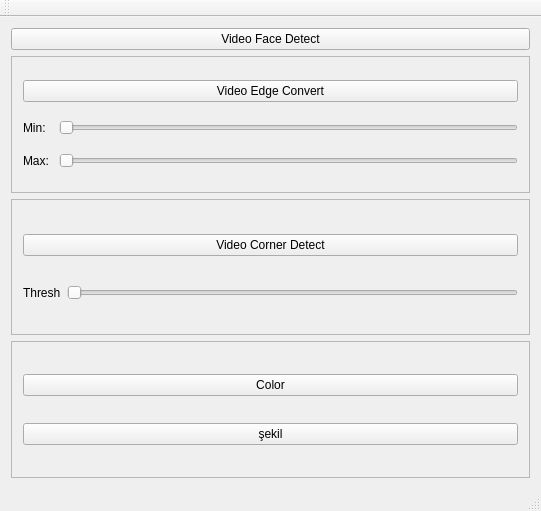
The window that mainwindow.ui (iegrsy/opencv) describes before a commit, drawn with Qt 5.
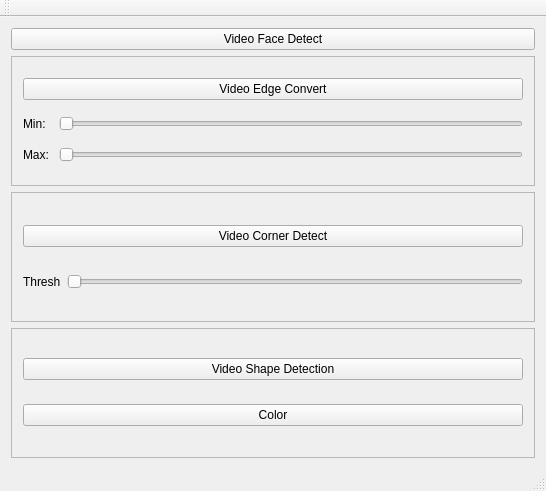
The same window after the commit.

The edit to the form file:
```diff
--- a/mainwindow.ui
+++ b/mainwindow.ui
@@ -6,8 +6,8 @@
    <rect>
     <x>0</x>
     <y>0</y>
-    <width>541</width>
-    <height>511</height>
+    <width>546</width>
+    <height>491</height>
    </rect>
   </property>
   <property name="windowTitle">
@@ -129,6 +129,13 @@
        <enum>QFrame::Raised</enum>
       </property>
       <layout class="QVBoxLayout" name="verticalLayout_2">
+       <item>
+        <widget class="QPushButton" name="pushButton_5">
+         <property name="text">
+          <string>Video Shape Detection</string>
+         </property>
+        </widget>
+       </item>
        <item>
         <widget class="QPushButton" name="pushButton_4">
          <property name="text">
@@ -136,13 +143,6 @@
          </property>
         </widget>
        </item>
-       <item>
-        <widget class="QPushButton" name="pushButton_5">
-         <property name="text">
-          <string>şekil</string>
-         </property>
-        </widget>
-       </item>
       </layout>
      </widget>
     </item>
```
Left out of the diff: 2 changed lines with no effect on the pictures.
